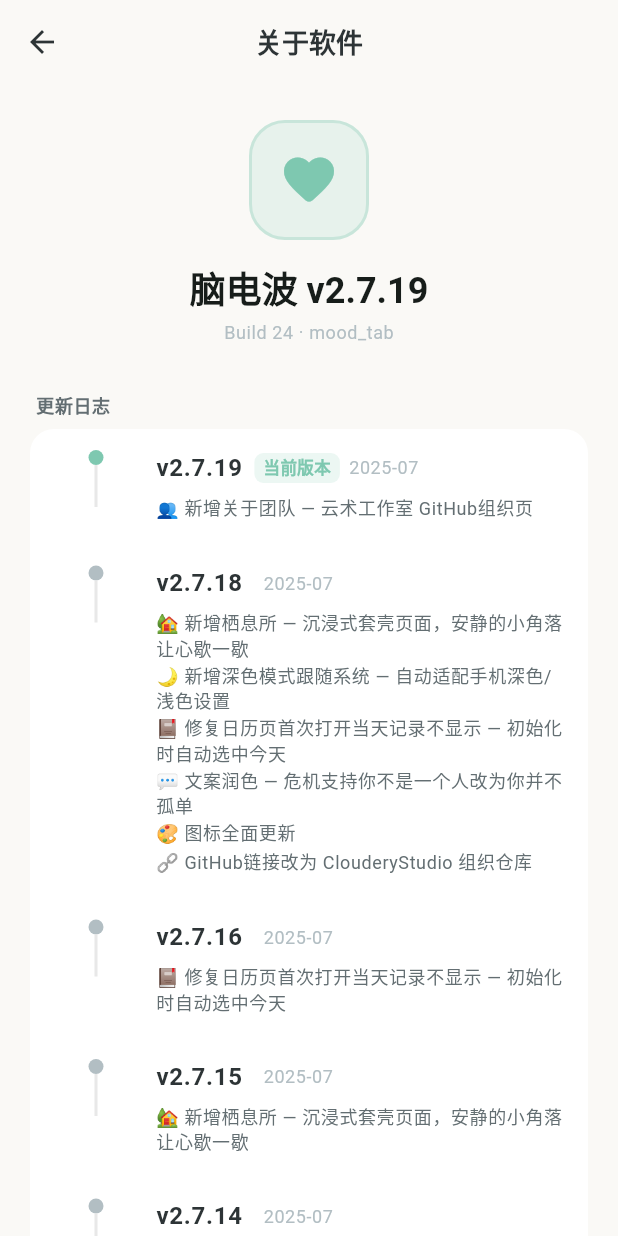
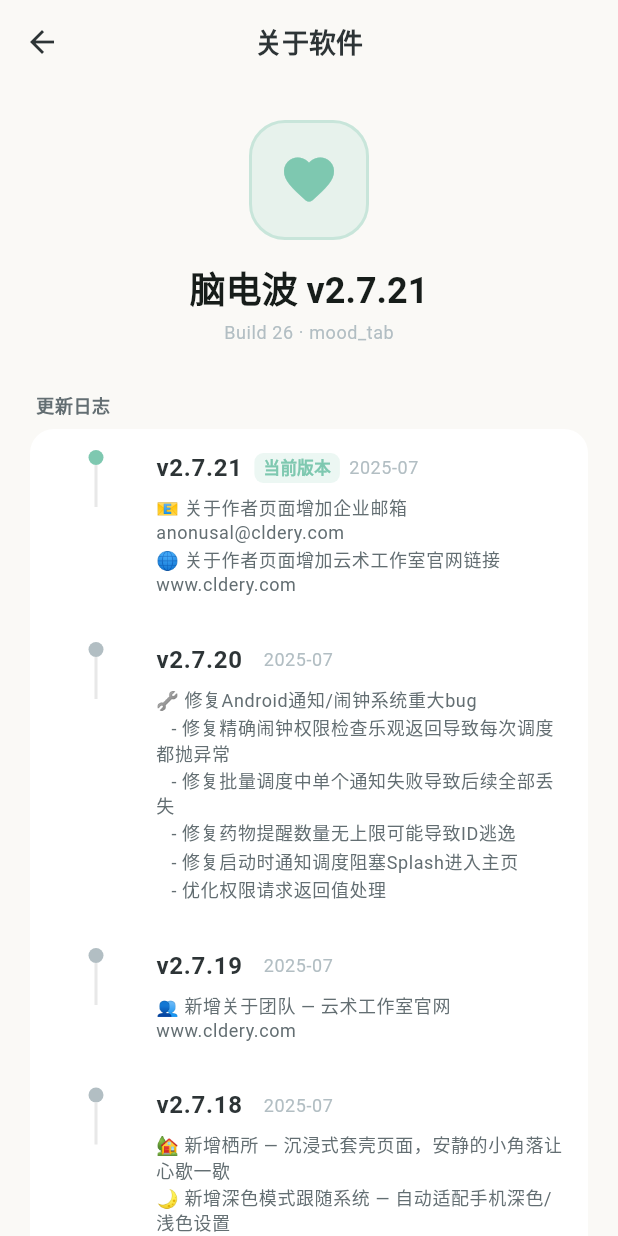
Before and after one commit to AnonUsAl/mood-tab, a Flutter app: the SoftwareInfoPage screen opened directly, on a phone screen of 412 x 824 dp. Run offline on Flutter 3.47's test engine with Material 3 defaults, Android fonts, the phone set to English and light mode, and no system bars; our stand-ins replace fl_chart, flutter_local_notifications, google_fonts, image_picker, package_info_plus, pdf and 6 more; accounts and stored records are empty.

Commit message:
v2.7.21: 修复Android通知/闹钟4个bug + 关于作者增加企业邮箱和团队官网 + 栖息所改名栖所 + 关于团队改为官网链接

```diff
--- a/lib/models/medication.dart
+++ b/lib/models/medication.dart
@@ -32,7 +32,7 @@ class Medication {
   /// 格式：200 + medIndex * 10 + timeIndex
   /// 支持最多 80 种药物 × 10 个时间点（ID 范围 200~999）
   static const int _medIdBase = 200;
-  static const int _maxMedications = 80;
+  static const int maxMedications = 80;
 
   int notificationIdFor(int medIndex, int timeIndex) =>
       _medIdBase + medIndex * 10 + timeIndex;
--- a/lib/pages/medication_reminder_page.dart
+++ b/lib/pages/medication_reminder_page.dart
@@ -512,6 +512,12 @@ class _MedicationEditSheetState extends State<_MedicationEditSheet> {
 
     final provider = context.read<MoodProvider>();
 
+    // 药物数量上限检查
+    if (!isEditing && provider.medications.length >= Medication.maxMedications) {
+      _showToast('最多只能添加 ${Medication.maxMedications} 种药物');
+      return;
+    }
+
     if (isEditing) {
       final updated = widget.medication!.copyWith(
         name: name,
--- a/lib/pages/qisoul_web_page.dart
+++ b/lib/pages/qisoul_web_page.dart
@@ -2,7 +2,7 @@ import 'package:flutter/material.dart';
 import 'package:webview_flutter/webview_flutter.dart';
 import '../theme/app_theme.dart';
 
-/// 栖息所页面 - WebView 套壳加载 qisoul.cldery.com
+/// 栖所页面 - WebView 套壳加载 qisoul.cldery.com
 /// 沉浸式设计：透明 AppBar，浮动半透明按钮，让网页内容占主导
 class QisoulWebPage extends StatefulWidget {
   const QisoulWebPage({super.key});
@@ -98,7 +98,7 @@ class _QisoulWebPageState extends State<QisoulWebPage> {
                     ),
                     const SizedBox(height: 16),
                     Text(
-                      '正在进入栖息所...',
+                      '正在进入栖所...',
                       style: TextStyle(
                         color: AppTheme.textSecondaryOf(context),
                         fontSize: 14,
--- a/lib/pages/settings_page.dart
+++ b/lib/pages/settings_page.dart
@@ -888,7 +888,7 @@ class _SettingsPageState extends State<SettingsPage> {
         _buildActionTile(
           icon: Icons.cottage_outlined,
           iconColor: const Color(0xFF66BB6A),
-          title: '栖息所',
+          title: '栖所',
           subtitle: '安静的角落 · 让心歇一歇',
           isFirst: false,
           isLast: false,
--- a/lib/pages/software_info_page.dart
+++ b/lib/pages/software_info_page.dart
@@ -146,18 +146,40 @@ class _SoftwareInfoPageState extends State<SoftwareInfoPage> {
   Widget _buildChangelogCard(bool isDark) {
     final versions = [
       _ChangelogEntry(
+        version: 'v2.7.21',
+        date: '2025-07',
+        changes: [
+          '📧 关于作者页面增加企业邮箱 anonusal@cldery.com',
+          '🌐 关于作者页面增加云术工作室官网链接 www.cldery.com',
+        ],
+        isLatest: true,
+      ),
+      _ChangelogEntry(
+        version: 'v2.7.20',
+        date: '2025-07',
+        changes: [
+          '🔧 修复Android通知/闹钟系统重大bug',
+          '   - 修复精确闹钟权限检查乐观返回导致每次调度都抛异常',
+          '   - 修复批量调度中单个通知失败导致后续全部丢失',
+          '   - 修复药物提醒数量无上限可能导致ID逃逸',
+          '   - 修复启动时通知调度阻塞Splash进入主页',
+          '   - 优化权限请求返回值处理',
+        ],
+
+      ),
+      _ChangelogEntry(
         version: 'v2.7.19',
         date: '2025-07',
         changes: [
-          '👥 新增关于团队 — 云术工作室 GitHub组织页',
+          '👥 新增关于团队 — 云术工作室官网 www.cldery.com',
         ],
-        isLatest: true,
+
       ),
       _ChangelogEntry(
         version: 'v2.7.18',
         date: '2025-07',
         changes: [
-          '🏡 新增栖息所 — 沉浸式套壳页面，安静的小角落让心歇一歇',
+          '🏡 新增栖所 — 沉浸式套壳页面，安静的小角落让心歇一歇',
           '🌙 新增深色模式跟随系统 — 自动适配手机深色/浅色设置',
           '📕 修复日历页首次打开当天记录不显示 — 初始化时自动选中今天',
           '💬 文案润色 — 危机支持你不是一个人改为你并不孤单',
@@ -176,7 +198,7 @@ class _SoftwareInfoPageState extends State<SoftwareInfoPage> {
         version: 'v2.7.15',
         date: '2025-07',
         changes: [
-          '🏡 新增栖息所 — 沉浸式套壳页面，安静的小角落让心歇一歇',
+          '🏡 新增栖所 — 沉浸式套壳页面，安静的小角落让心歇一歇',
         ],
       ),
       _ChangelogEntry(
--- a/lib/pages/team_page.dart
+++ b/lib/pages/team_page.dart
@@ -2,7 +2,7 @@ import 'package:flutter/material.dart';
 import 'package:webview_flutter/webview_flutter.dart';
 import '../theme/app_theme.dart';
 
-/// 关于团队页面 - WebView 套壳加载 GitHub 组织页
+/// 关于团队页面 - WebView 套壳加载云术工作室官网
 /// 沉浸式设计：透明 AppBar，浮动半透明按钮
 class TeamPage extends StatefulWidget {
   const TeamPage({super.key});
@@ -35,7 +35,7 @@ class _TeamPageState extends State<TeamPage> {
           },
         ),
       )
-      ..loadRequest(Uri.parse('https://github.com/ClouderyStudio'));
+      ..loadRequest(Uri.parse('https://www.cldery.com/'));
   }
 
   @override
--- a/pubspec.yaml
+++ b/pubspec.yaml
@@ -1,7 +1,7 @@
 name: mood_tab
 description: "mood-tab 是一款专注于治愈与陪伴的跨平台个人情绪记录软件。本地数据库存储，100% 不上传云端。"
 publish_to: 'none'
-version: 2.7.19+24
+version: 2.7.21+26
 
 environment:
   sdk: ^3.5.0
```
Also changed, not shown: lib/main.dart (+19 -11 lines), lib/services/notification_service.dart (+7 -5 lines), 1 other file.
